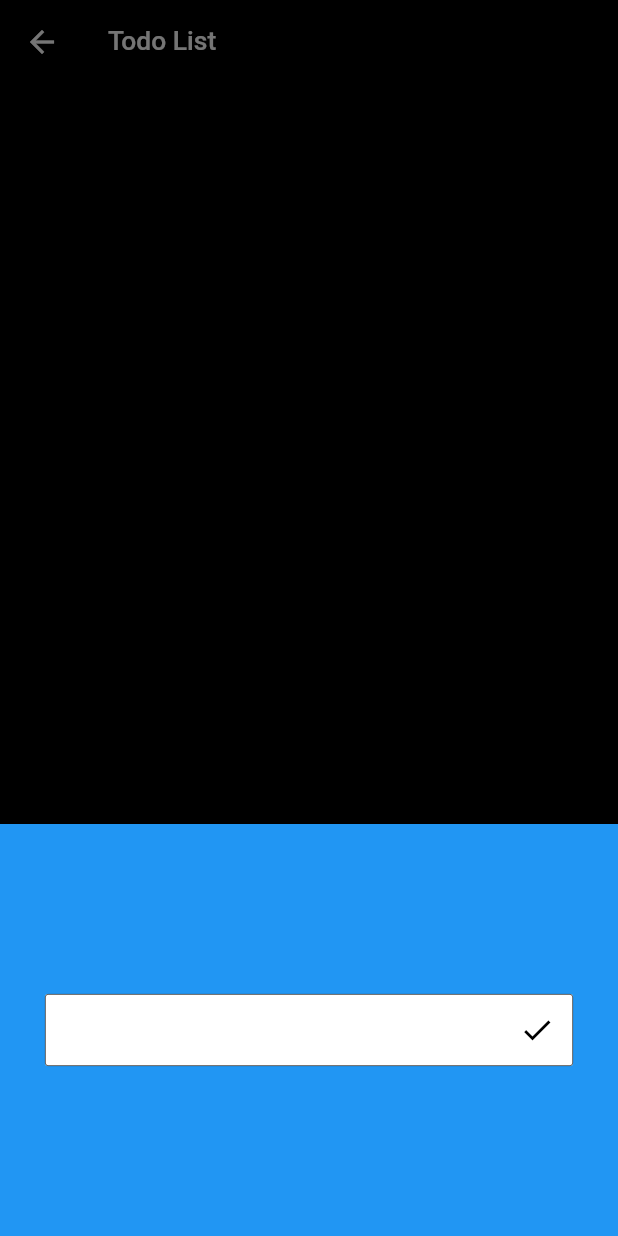
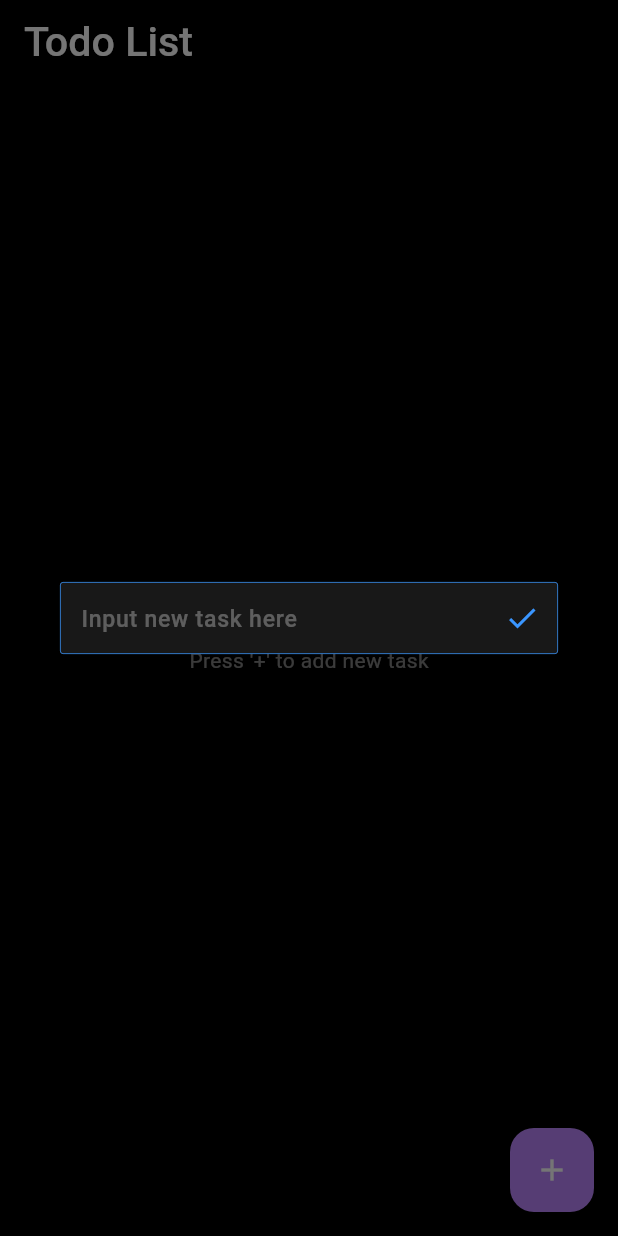
Before and after one commit to lakshayXD/todo_list_app, a Flutter app: the screen it shows after launch, after a tap on the "add" icon, on a phone screen of 412 x 824 dp. Run offline on Flutter 3.47's test engine with Material 3 defaults, Android fonts, the phone set to English and light mode, and no system bars; our stand-ins replace flutter_riverpod, flutter_staggered_animations, page_transition, shared_preferences; Roboto replaces fonts that are missing (Manrope).

Commit message:
final commit

```diff
--- /dev/null
+++ b/lib/features/todo_list/fetch_tasks_provider.dart
@@ -0,0 +1,29 @@
+import 'package:flutter_riverpod/flutter_riverpod.dart';
+import 'package:shared_preferences/shared_preferences.dart';
+import 'package:todo_list_app/features/todo_list/task_model.dart';
+import 'package:todo_list_app/utils/constants.dart';
+
+///future provider for loading task list from cache
+final allTasksListProvider = FutureProvider<List<Task>>((ref) async {
+  return await _loadTaskList();
+});
+
+///method for loading all the tasks from cache
+Future<List<Task>> _loadTaskList() async {
+  SharedPreferences sharedPreferences = await SharedPreferences.getInstance();
+  List<String>? taskTitlesList =
+      sharedPreferences.getStringList(taskTitlesListKey);
+  List<String>? taskIsCompletedList =
+      sharedPreferences.getStringList(taskIsCompletedListKey);
+  if (taskTitlesList == null ||
+      taskIsCompletedList == null ||
+      taskTitlesList.isEmpty ||
+      taskIsCompletedList.isEmpty) {
+    return [];
+  }
+  return List.generate(
+      taskTitlesList.length,
+      (index) => Task(
+          title: taskTitlesList[index],
+          isCompleted: bool.parse(taskIsCompletedList[index].toLowerCase())));
+}
--- /dev/null
+++ b/lib/features/todo_list/task_model.dart
@@ -0,0 +1,6 @@
+class Task {
+  String title;
+  bool isCompleted;
+
+  Task({required this.title, required this.isCompleted});
+}
--- /dev/null
+++ b/lib/features/todo_list/todo_list_screen.dart
@@ -0,0 +1,254 @@
+import 'package:flutter/cupertino.dart';
+import 'package:flutter/material.dart';
+import 'package:flutter_staggered_animations/flutter_staggered_animations.dart';
+import 'package:flutter_riverpod/flutter_riverpod.dart';
+import 'package:shared_preferences/shared_preferences.dart';
+import 'package:todo_list_app/features/todo_list/task_model.dart';
+import 'package:todo_list_app/utils/constants.dart';
+import 'package:todo_list_app/widgets/custom_snack_bar.dart';
+
+import 'fetch_tasks_provider.dart';
+
+class TodoListScreen extends ConsumerWidget {
+  TodoListScreen({super.key});
+
+  final FocusNode _addTaskTextFieldFocusNode = FocusNode();
+  final TextEditingController _addTaskFieldController = TextEditingController();
+  final ScrollController _scrollController = ScrollController();
+  Size? _screenSize;
+
+  ///maintains the tasks list
+  final _taskListStateProvider = StateProvider<List<Task>>(
+    (context) => <Task>[],
+  );
+
+  ///method for scrolling the ListView to the bottom
+  void _scrollToBottom() {
+    _scrollController.animateTo(
+      _scrollController.position.maxScrollExtent,
+      duration: const Duration(milliseconds: 300),
+      curve: Curves.easeOut,
+    );
+  }
+
+  ///method for adding task to the todolist
+  Future<void> _addNewTask(WidgetRef ref, Task newTask) async {
+    SharedPreferences sharedPreferences = await SharedPreferences.getInstance();
+    ref.read(_taskListStateProvider.notifier).state.add(newTask);
+
+    List<String>? taskTitlesList =
+        sharedPreferences.getStringList(taskTitlesListKey);
+    List<String>? taskIsCompletedList =
+        sharedPreferences.getStringList(taskIsCompletedListKey);
+    if (taskTitlesList != null) {
+      taskTitlesList.add(newTask.title);
+    } else {
+      taskTitlesList = [];
+    }
+    if (taskIsCompletedList != null) {
+      taskIsCompletedList.add(newTask.isCompleted.toString());
+    } else {
+      taskIsCompletedList = [];
+    }
+    await sharedPreferences.setStringList(taskTitlesListKey, taskTitlesList);
+    await sharedPreferences.setStringList(
+        taskIsCompletedListKey, taskIsCompletedList);
+  }
+
+  ///method to open addTaskTextField ModalSheet
+  Widget _openAddTaskDialog(
+      Size screenSize, BuildContext context, WidgetRef ref) {
+    return Dialog(
+      child: Padding(
+        padding: EdgeInsets.only(
+            bottom: MediaQuery.of(context).viewInsets.bottom),
+        child: TextFormField(
+          controller: _addTaskFieldController,
+          focusNode: _addTaskTextFieldFocusNode,
+          onFieldSubmitted: (val) async {
+            if (_addTaskFieldController.text.isNotEmpty) {
+              await _addNewTask(
+                  ref,
+                  Task(
+                      title: _addTaskFieldController.text.trim(),
+                      isCompleted: false));
+              if (context.mounted) Navigator.pop(context);
+              showSuccessSnackBar('New task has been added!');
+              _scrollToBottom();
+              _addTaskFieldController.text = '';
+            } else {
+              showErrorSnackBar('Please input a valid task name');
+            }
+          },
+          decoration: InputDecoration(
+            suffixIcon: IconButton(
+              icon: const Icon(
+                Icons.done,
+                color: Color(0xFF3A96FF),
+              ),
+              onPressed: () async {
+                if (_addTaskFieldController.text.isNotEmpty) {
+                  await _addNewTask(
+                      ref,
+                      Task(
+                          title: _addTaskFieldController.text.trim(),
+                          isCompleted: false));
+                  if (context.mounted) Navigator.pop(context);
+                  showSuccessSnackBar('New task has been added!');
+                  _scrollToBottom();
+                  _addTaskFieldController.text = '';
+                } else {
+                  showErrorSnackBar('Please input a valid task name');
+                }
+              },
+            ),
+            focusedBorder: const OutlineInputBorder(
+                borderRadius: BorderRadius.all(Radius.circular(5.0)),
+                borderSide: BorderSide(color: Colors.blue)),
+            filled: true,
+            hintText: 'Input new task here',
+          ),
+        ),
+      ),
+    );
+  }
+
+  ///method for handling the checkbox states of tasks
+  Future<void> _checkboxStateHandler(
+      WidgetRef ref, int index, bool? value) async {
+    List<Task> updatedTaskList =
+        List.from(ref.read(_taskListStateProvider.notifier).state);
+    updatedTaskList[index].isCompleted = value!;
+
+    ref.read(_taskListStateProvider.notifier).state = updatedTaskList;
+    showSuccessSnackBar(value
+        ? 'Task successfully marked as complete!'
+        : 'Task successfully marked as incomplete!');
+
+    SharedPreferences sharedPreferences = await SharedPreferences.getInstance();
+    List<String>? taskIsCompletedList =
+        sharedPreferences.getStringList(taskIsCompletedListKey);
+
+    if (taskIsCompletedList != null) {
+      taskIsCompletedList[index] = value.toString();
+    } else {
+      taskIsCompletedList = [];
+    }
+
+    await sharedPreferences.setStringList(
+        taskIsCompletedListKey, taskIsCompletedList);
+  }
+
+  @override
+  Widget build(BuildContext context, WidgetRef ref) {
+    _screenSize = MediaQuery.of(context).size;
+    List<Task> taskListState = ref.watch(_taskListStateProvider);
+    AsyncValue<List<Task>> allTasksListState = ref.watch(allTasksListProvider);
+
+    return allTasksListState.when(
+        loading: () => const Center(child: CircularProgressIndicator()),
+        error: (err, stack) => Text('Error: $err'),
+        data: (tasks) {
+          WidgetsBinding.instance.addPostFrameCallback((_) async {
+            ref.read(_taskListStateProvider.notifier).state = tasks;
+          });
+          return PopScope(
+            canPop: false,
+            child: SafeArea(
+              child: Scaffold(
+                floatingActionButton: FloatingActionButton(
+                  child: const Icon(
+                    Icons.add,
+                    color: Colors.white,
+                  ),
+                  onPressed: () => showDialog(
+                      context: context,
+                      builder: (context) {
+                        return _openAddTaskDialog(_screenSize!, context, ref);
+                      }),
+                ),
+                appBar: AppBar(
+                  title: Text(
+                    'Todo List',
+                    style: Theme.of(context).textTheme.headlineMedium,
+                  ),
+                  automaticallyImplyLeading: false,
+                ),
+                body: (tasks.isNotEmpty)
+                    ? Container(
+                        padding: const EdgeInsets.symmetric(
+                            vertical: 40, horizontal: 20),
+                        child: AnimationLimiter(
+                          child: Scrollbar(
+                            thickness: 0.7,
+                            child: ListView.builder(
+                              controller: _scrollController,
+                              physics: const BouncingScrollPhysics(),
+                              itemCount: taskListState.length,
+                              itemBuilder: (BuildContext context, int index) {
+                                return AnimationConfiguration.staggeredList(
+                                  position: index,
+                                  duration: const Duration(milliseconds: 375),
+                                  child: SlideAnimation(
+                                    verticalOffset: 50.0,
+                                    child: FadeInAnimation(
+                                      child: Column(
+                                        children: [
+                                          Container(
+                                            padding: const EdgeInsets.all(10),
+                                            decoration: BoxDecoration(
+                                              borderRadius:
+                                                  BorderRadius.circular(20),
+                                              color: const Color(0xFFFFFFFF)
+                                                  .withOpacity(0.3),
+                                            ),
+                                            child: Row(
+                                              children: [
+                                                Checkbox(
+                                                  value: taskListState[index]
+                                                      .isCompleted,
+                                                  onChanged:
+                                                      (bool? value) async {
+                                                    _checkboxStateHandler(
+                                                        ref, index, value);
+                                                  },
+                                                ),
+                                                const SizedBox(
+                                                  width: 30,
+                                                ),
+                                                Expanded(
+                                                  child: Text(
+                                                    taskListState[index].title,
+                                                    style: Theme.of(context)
+                                                        .textTheme
+                                                        .bodyLarge,
+                                                  ),
+                                                ),
+                                              ],
+                                            ),
+                                          ),
+                                          const SizedBox(
+                                            height: 20,
+                                          ),
+                                        ],
+                                      ),
+                                    ),
+                                  ),
+                                );
+                              },
+                            ),
+                          ),
+                        ),
+                      )
+                    : const Opacity(
+                        opacity: 0.5,
+                        child: Center(
+                          child: Text("Press '+' to add new task"),
+                        ),
+                      ),
+              ),
+            ),
+          );
+        });
+  }
+}
--- a/lib/features/todo_list_screen.dart
+++ /dev/null
@@ -1,156 +0,0 @@
-import 'package:flutter/cupertino.dart';
-import 'package:flutter/material.dart';
-import 'package:flutter_staggered_animations/flutter_staggered_animations.dart';
-import 'package:flutter_riverpod/flutter_riverpod.dart';
-import 'package:shared_preferences/shared_preferences.dart';
-import 'package:todo_list_app/utils/constants.dart';
-
-class TodoListScreen extends ConsumerWidget {
-  TodoListScreen({super.key});
-
-  final FocusNode _addTaskTextField = FocusNode();
-  final TextEditingController _addTaskFieldController = TextEditingController();
-  Size? _screenSize;
-
-  ///maintains the tasks list
-  final taskListStateProvider = StateProvider<List<Task>>(
-    (context) => <Task>[],
-  );
-
-  ///method for adding task to the todolist
-  Future<void> _addNewTask(WidgetRef ref, Task newTask) async {
-    SharedPreferences sharedPreferences = await SharedPreferences.getInstance();
-    ref.read(taskListStateProvider.notifier).state.add(newTask);
-
-    List<String>? taskTitlesList =
-        sharedPreferences.getStringList(taskTitlesListKey);
-    List<String>? taskIsCompletedList =
-        sharedPreferences.getStringList(taskIsCompletedListKey);
-    if (taskTitlesList != null) {
-      taskTitlesList.add(newTask.title);
-    } else {
-      taskTitlesList = [];
-    }
-    if (taskIsCompletedList != null) {
-      taskIsCompletedList.add(newTask.isCompleted.toString());
-    } else {
-      taskIsCompletedList = [];
-    }
-    await sharedPreferences.setStringList(taskTitlesListKey, taskTitlesList);
-    await sharedPreferences.setStringList(
-        taskIsCompletedListKey, taskIsCompletedList);
-  }
-
-  ///method to open addTaskTextField ModalSheet
-  Widget _addTaskModalSheet(
-      Size screenSize, BuildContext context, WidgetRef ref) {
-    return Container(
-      height: screenSize.height / 3,
-      padding: const EdgeInsets.all(30),
-      color: Colors.blue,
-      child: Center(
-        child: Padding(
-          padding:
-              EdgeInsets.only(bottom: MediaQuery.of(context).viewInsets.bottom),
-          child: TextFormField(
-            controller: _addTaskFieldController,
-            onFieldSubmitted: (val) async {
-              await _addNewTask(
-                  ref,
-                  Task(
-                      title: _addTaskFieldController.text.trim(),
-                      isCompleted: false));
-              if (context.mounted) Navigator.pop(context);
-              //TODO: add func. to add the task in list with animation
-            },
-            decoration: InputDecoration(
-              suffixIcon: InkWell(
-                child: IconButton(
-                  icon: const Icon(
-                    Icons.done,
-                    color: Colors.black,
-                  ),
-                  onPressed: () async {
-                    await _addNewTask(
-                        ref,
-                        Task(
-                            title: _addTaskFieldController.text.trim(),
-                            isCompleted: false));
-                    if (context.mounted) Navigator.pop(context);
-                    //TODO: add func. to add the task in list with animation
-                  },
-                ),
-              ),
-              focusedBorder: const OutlineInputBorder(
-                  borderRadius: BorderRadius.all(Radius.circular(5.0)),
-                  borderSide: BorderSide(color: Colors.blue)),
-              filled: true,
-              fillColor: Colors.white,
-              hintText: 'Input new task here',
-            ),
-          ),
-        ),
-      ),
-    );
-  }
-
-  @override
-  Widget build(BuildContext context, WidgetRef ref) {
-    _screenSize = MediaQuery.of(context).size;
-    List<Task> taskListState = ref.watch(taskListStateProvider);
-
-    return SafeArea(
-      child: Scaffold(
-        floatingActionButton: FloatingActionButton(
-          child: const Icon(
-            Icons.add,
-            color: Colors.white,
-          ),
-          onPressed: () => showModalBottomSheet(
-              context: context,
-              builder: (context) {
-                return _addTaskModalSheet(_screenSize!, context, ref);
-              }),
-        ),
-        appBar: AppBar(
-          title: Text(
-            'Todo List',
-            style: Theme.of(context).textTheme.headlineMedium,
-          ),
-        ),
-        body: Container(
-          padding: const EdgeInsets.symmetric(vertical: 40, horizontal: 20),
-          child: AnimationLimiter(
-            child: ListView.builder(
-              itemCount: taskListState.length,
-              itemBuilder: (BuildContext context, int index) {
-                return AnimationConfiguration.staggeredList(
-                  position: index,
-                  duration: const Duration(milliseconds: 375),
-                  child: SlideAnimation(
-                    verticalOffset: 50.0,
-                    child: FadeInAnimation(
-                      child: Container(
-                        child: Text(
-                          taskListState[index].title,
-                          style: Theme.of(context).textTheme.bodyLarge,
-                        ),
-                      ),
-                    ),
-                  ),
-                );
-              },
-            ),
-          ),
-        ),
-      ),
-    );
-  }
-}
-
-class Task {
-  String title;
-  bool isCompleted;
-
-  Task({required this.title, required this.isCompleted});
-}
--- a/lib/main.dart
+++ b/lib/main.dart
@@ -1,6 +1,7 @@
 import 'package:flutter/material.dart';
 import 'package:flutter_riverpod/flutter_riverpod.dart';
 import 'package:todo_list_app/theme/app_theme.dart';
+import 'package:todo_list_app/utils/globals.dart';
 import 'package:todo_list_app/utils/route_generator.dart';
 
 void main() async {
@@ -19,6 +20,7 @@ class MyApp extends StatelessWidget {
       darkTheme: AppTheme.darkTheme,
       themeMode: ThemeMode.dark,
       onGenerateRoute: RouteGenerator.generateRoute,
+      scaffoldMessengerKey: AppGlobals.scaffoldMessengerKey,
       initialRoute: RouteGenerator.initialRoute,
     );
   }
--- a/lib/theme/app_theme.dart
+++ b/lib/theme/app_theme.dart
@@ -76,7 +76,7 @@ class AppTheme {
       ),
       dialogTheme: DialogTheme(
         elevation: 10,
-        backgroundColor: scaffoldBackgroundColor,
+        backgroundColor: Colors.transparent,
         shape: RoundedRectangleBorder(
           borderRadius: BorderRadius.circular(2),
         ),
@@ -156,7 +156,7 @@ class AppTheme {
         fontWeight: FontWeight.w500,
       ),
       headlineMedium: TextStyle(
-        fontSize: getAdaptiveSize(16),
+        fontSize: getAdaptiveSize(25),
         fontFamily: _defaultFontFamily,
         color: const Color(0xFFFFFFFF),
         fontWeight: FontWeight.w500,
@@ -199,14 +199,14 @@ class AppTheme {
         borderRadius: BorderRadius.circular(2),
         borderSide: const BorderSide(
           width: 0.5,
-          color: Color(0xFF2C2C2C),
+          color: Color(0xFF3A96FF),
         ),
       ),
       focusedBorder: OutlineInputBorder(
         borderRadius: BorderRadius.circular(2),
         borderSide: const BorderSide(
           width: 0.75,
-          color: Color(0xFF2C2C2C),
+          color: Color(0xFF3A96FF),
         ),
       ),
       errorBorder: OutlineInputBorder(
--- /dev/null
+++ b/lib/utils/generics.dart
@@ -0,0 +1 @@
+bool isNullOrBlank(String? data) => data?.trim().isEmpty ?? true;
--- a/lib/utils/route_generator.dart
+++ b/lib/utils/route_generator.dart
@@ -2,14 +2,12 @@ import 'dart:developer';
 
 import 'package:flutter/material.dart';
 import 'package:page_transition/page_transition.dart';
-import 'package:todo_list_app/features/splash_screen.dart';
-import 'package:todo_list_app/features/todo_list_screen.dart';
+import 'package:todo_list_app/features/todo_list/todo_list_screen.dart';
 
 class RouteGenerator {
   static const Duration _pageTransitionDuration = Duration(milliseconds: 300);
 
   ///screen routes
-  static const String splashScreenRoute = '/splash_screen';
   static const String todoListScreenRoute = '/todo_list_screen';
 
   static const initialRoute = todoListScreenRoute;
@@ -18,8 +16,6 @@ class RouteGenerator {
     final args = settings.arguments as dynamic;
     log("Pushed ${settings.name}(${args ?? ''})");
     switch (settings.name) {
-      case splashScreenRoute:
-        return _route(const SplashScreen());
       case todoListScreenRoute:
         return _route(TodoListScreen());
       default:
@@ -34,9 +30,9 @@ class RouteGenerator {
 
   static Route<dynamic> _errorRoute(String? name) {
     return _route(
-      Scaffold(
+      const Scaffold(
         body: Center(
-          child: Text('ROUTE\n\n$name\n\nNOT FOUND'),
+          child: SizedBox(),
         ),
       ),
     );
```
Also changed, not shown: lib/features/splash_screen.dart (deleted, +0 -10 lines), lib/utils/constants.dart (+0 -11 lines), lib/utils/globals.dart (+2 -7 lines), lib/widgets/custom_snack_bar.dart (added, +64 -0 lines).
